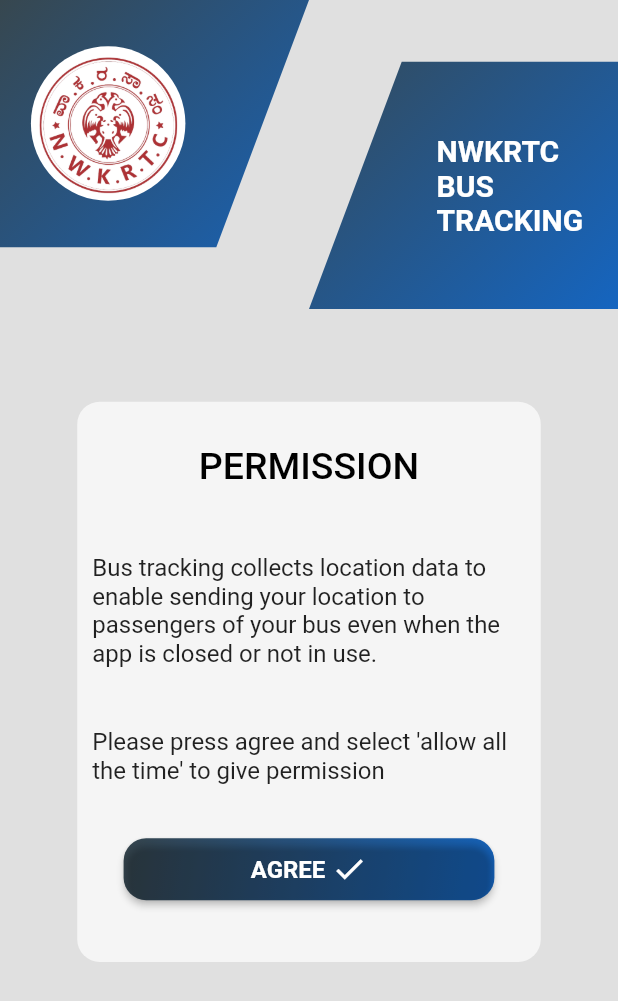
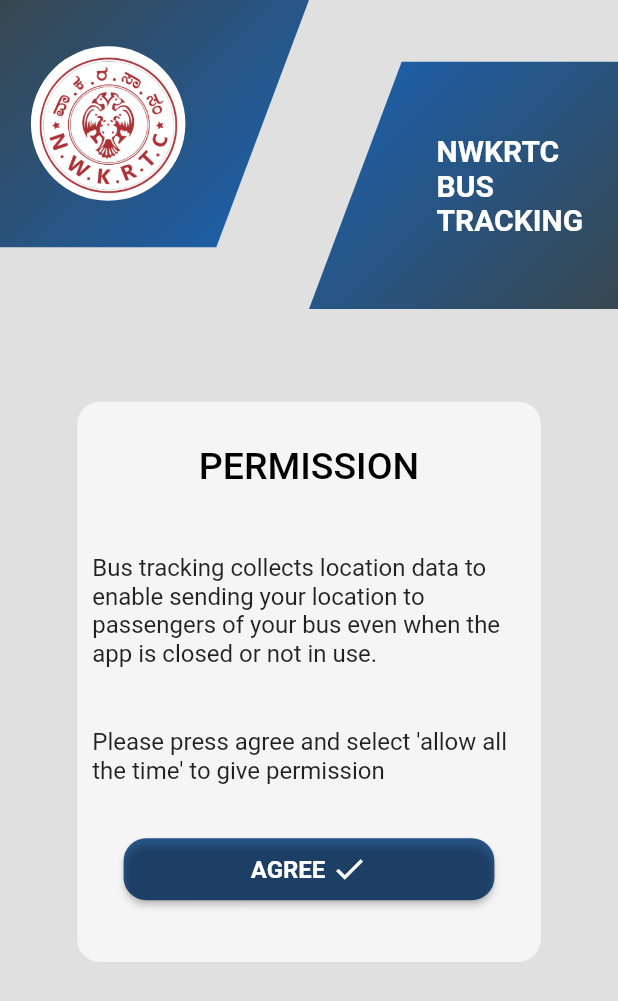
Before and after one commit to NWKRTC-Tracking/flutter, a Flutter app: the screen it shows after launch, after a tap on "MOBILE", after a tap on "TRACK", after a tap on the "login" icon, on a phone screen of 412 x 824 dp. Shown: the top 1001 px of the screen. Run offline on Flutter 3.47's test engine with Material 2 defaults, Android fonts, the phone set to English and light mode, and no system bars; our stand-ins replace animated_splash_screen, flutter_map, flutter_secure_storage, flutter_spinkit, fluttertoast, latlong2 and 3 more; missing offline and left inert: android_intent_plus, app_settings, dart:ffi, fl_location, flutter_foreground_task, flutter_map_marker_cluster.

```diff
--- a/bus_tracking/lib/main.dart
+++ b/bus_tracking/lib/main.dart
@@ -1,8 +1,11 @@
 import 'package:bus_tracking/models/locationKey.dart';
+import 'package:bus_tracking/pages/customSplashscreen.dart';
+import 'package:bus_tracking/pages/home_old.dart';
 // import 'package:bus_tracking/pages/home_old.dart';
 import 'package:bus_tracking/pages/location.dart';
 import 'package:bus_tracking/pages/resumepage.dart';
 import 'package:bus_tracking/pages/getLocationPermission/permission.dart';
+import 'package:bus_tracking/pages/splashScreen.dart';
 // import 'package:bus_tracking/pages/sendlocationpage.dart';
 import 'package:flutter/foundation.dart';
 import 'package:bus_tracking/poc.dart';
--- a/bus_tracking/lib/pages/Login/login.dart
+++ b/bus_tracking/lib/pages/Login/login.dart
@@ -213,8 +213,8 @@ class _LoginWidgetState extends State<LoginWidget> {
                                 begin: Alignment.topLeft,
                                 end: Alignment.bottomRight,
                                 colors: [
+                                  Color(0xFF1565C0),
                                   Color(0xFF37474F),
-                                  Color(0xFF1565C0),
                                 ],
                               ),
                             ),
@@ -399,8 +399,10 @@ class _LoginWidgetState extends State<LoginWidget> {
                             begin: Alignment.topLeft,
                             end: Alignment.bottomRight,
                             colors: [
-                              Color(0xFF37474F),
-                              Color(0xFF1565C0),
+                               Color(0xFF28578B),
+                                Color(0xFF28578B),
+                              // Color(0xFF37474F),
+                              // Color(0xFF1565C0),
                             ],
                           ),
                           ),
--- a/bus_tracking/lib/pages/getLocationPermission/permission.dart
+++ b/bus_tracking/lib/pages/getLocationPermission/permission.dart
@@ -145,8 +145,8 @@ class _getPermissionState extends State<getPermission> {
                                 begin: Alignment.topLeft,
                                 end: Alignment.bottomRight,
                                 colors: [
+                                  Color(0xFF1565C0),
                                   Color(0xFF37474F),
-                                  Color(0xFF1565C0),
                                 ],
                               ),
                             ),
@@ -243,8 +243,10 @@ class _getPermissionState extends State<getPermission> {
                             begin: Alignment.topLeft,
                             end: Alignment.bottomRight,
                             colors: [
-                              Color(0xFF37474F),
-                              Color(0xFF1565C0),
+                               Color(0xFF28578B),
+                                Color(0xFF28578B),
+                              // Color(0xFF37474F),
+                              // Color(0xFF1565C0),
                             ],
                           ),
                           ),
--- a/bus_tracking/lib/pages/home.dart
+++ b/bus_tracking/lib/pages/home.dart
@@ -276,8 +276,8 @@ class _HomePageState extends State<HomePage> {
                                 begin: Alignment.topLeft,
                                 end: Alignment.bottomRight,
                                 colors: [
+                                  Color(0xFF1565C0),
                                   Color(0xFF37474F),
-                                  Color(0xFF1565C0),
                                 ],
                               ),
                             ),
@@ -467,8 +467,10 @@ class _HomePageState extends State<HomePage> {
                                     begin: Alignment.topLeft,
                                     end: Alignment.bottomRight,
                                     colors: [
-                                      Color(0xFF37474F),
-                                      Color(0xFF1565C0),
+                                      Color(0xFF28578B),
+                                         Color(0xFF28578B),
+                                      // Color(0xFF37474F),
+                                      // Color(0xFF1565C0),
                                     ],
                                   ) : null,
                                 ),
@@ -506,8 +508,10 @@ class _HomePageState extends State<HomePage> {
                                   begin: Alignment.topLeft,
                                   end: Alignment.bottomRight,
                                   colors: [
-                                    Color(0xFF37474F),
-                                    Color(0xFF1565C0),
+                                     Color(0xFF28578B),
+                                      Color(0xFF28578B),
+                                    // Color(0xFF37474F),
+                                    // Color(0xFF1565C0),
                                   ],
                                 ) : null,
                                 ),
@@ -535,8 +539,10 @@ class _HomePageState extends State<HomePage> {
                             begin: Alignment.topLeft,
                             end: Alignment.bottomRight,
                             colors: [
-                              Color(0xFF37474F),
-                              Color(0xFF1565C0),
+                               Color(0xFF28578B),
+                                Color(0xFF28578B),
+                              // Color(0xFF37474F),
+                              // Color(0xFF1565C0),
                             ],
                           ),
                           ),
```
Also changed, not shown: bus_tracking/lib/pages/customSplashscreen.dart (added, +54 -0 lines).
